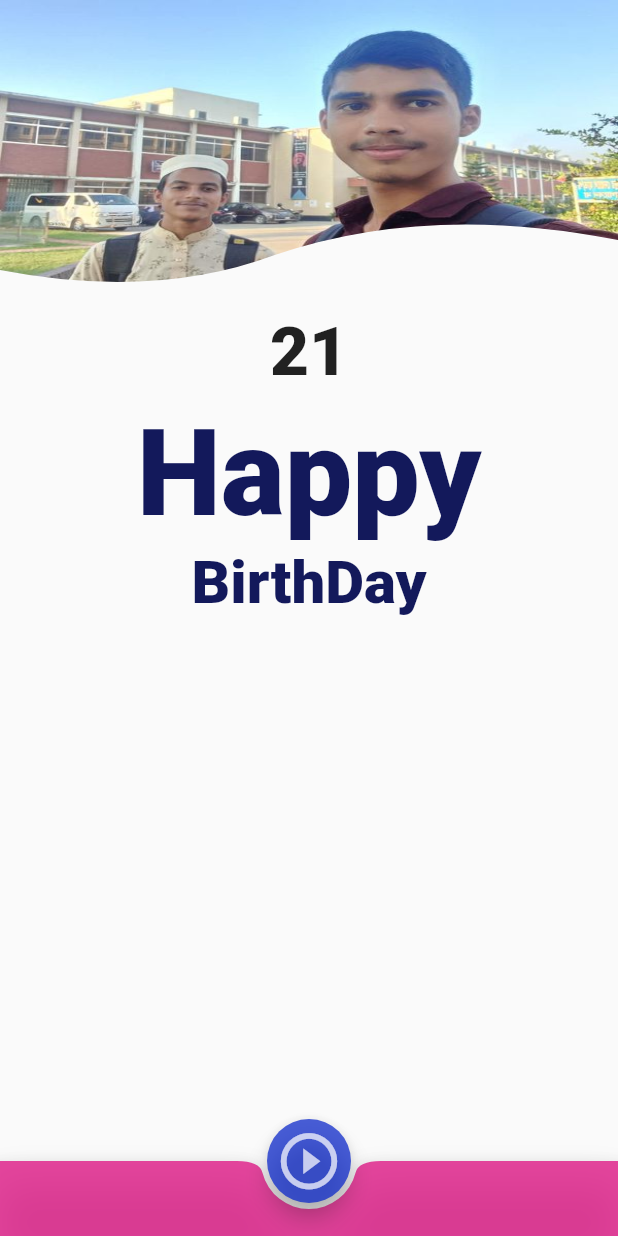
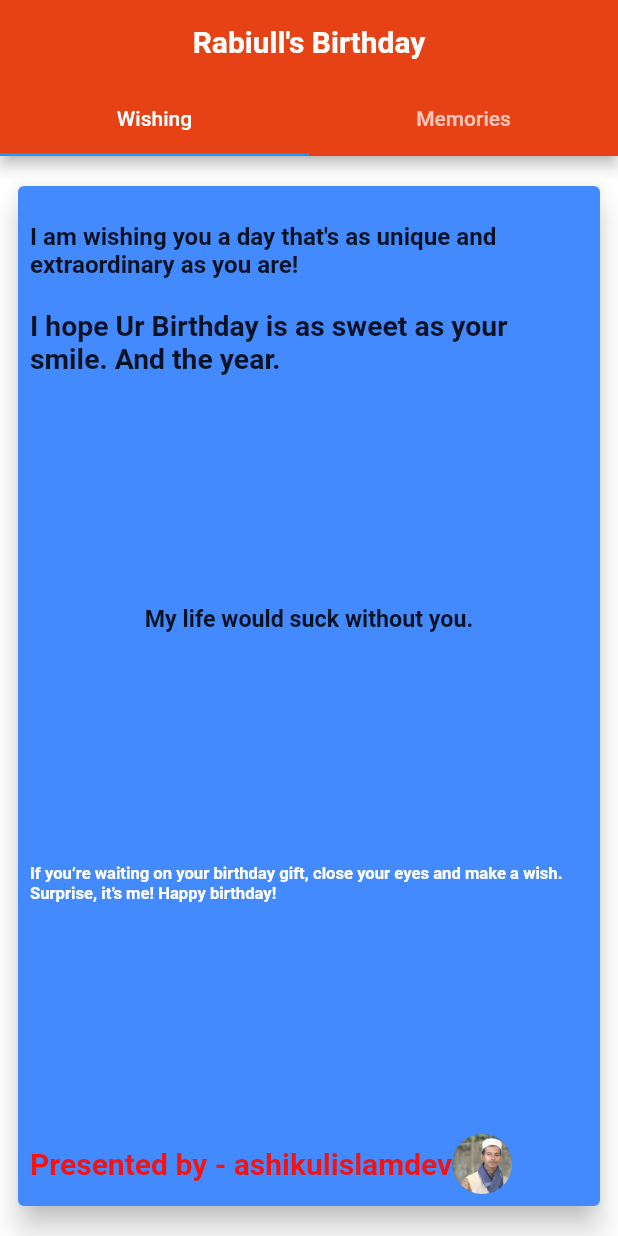
Before and after one commit to ashikulislamdev/birthday_wish_flutter, a Flutter app: the screen it shows after launch, after a tap on the "play circle outline" icon, on a phone screen of 412 x 824 dp. Run offline on Flutter 3.47's test engine with Material 2 defaults, Android fonts, the phone set to English and light mode, and no system bars; our stand-ins replace confetti, flutter_custom_clippers; Roboto replaces fonts that are missing (OleoScript).

Commit message:
almost finished for today

```diff
--- a/lib/main.dart
+++ b/lib/main.dart
@@ -2,8 +2,10 @@ import 'dart:async';
 import 'dart:math';
 
 import 'package:flutter/material.dart';
+import 'package:rabiull_hassan_birthday/second_screen.dart';
 import 'package:flutter_custom_clippers/flutter_custom_clippers.dart' as my_clipper;
 import 'package:confetti/confetti.dart';
+import 'package:rabiull_hassan_birthday/shake_widget.dart';
 
 void main() {
   runApp(const MyApp());
@@ -80,7 +82,7 @@ class _MyHomePageState extends State<MyHomePage> {
       ),
       floatingActionButton: FloatingActionButton(
         onPressed: (){
-          //Navigator.push(context, MaterialPageRoute(builder: (context) => const NextScreen()));
+          Navigator.push(context, MaterialPageRoute(builder: (context) => const SecondScreen()));
         },
         backgroundColor: Color.fromARGB(184, 6, 35, 202),
         tooltip: 'Start Wishing...!',
@@ -147,7 +149,14 @@ class _MyHomePageState extends State<MyHomePage> {
                    Text("Happy",style: TextStyle(color: Color(0xff13195b),fontWeight: FontWeight.w900,fontSize: 80),),
                    SizedBox(height: 2,),
                    Text("BirthDay",style: TextStyle(color: Color(0xff13195b),fontWeight: FontWeight.w900,fontSize: 40),),
-
+                   SizedBox(height: 40,),
+                   ShakeWidget(child: Text(
+                    "Rabiul Hassan.", style: TextStyle(
+                      fontSize: 35,
+                      fontWeight: FontWeight.bold,
+                      color: Color.fromARGB(255, 243, 19, 19),
+                      fontFamily: 'OleoScript'),)
+                    ),
                  ],
                ),
              )
--- /dev/null
+++ b/lib/second_screen.dart
@@ -0,0 +1,134 @@
+import 'package:flutter/material.dart';
+import 'package:rabiull_hassan_birthday/shake_widget.dart';
+
+class SecondScreen extends StatefulWidget {
+  const SecondScreen({super.key});
+
+  @override
+  State<SecondScreen> createState() => _SecondScreenState();
+}
+
+class _SecondScreenState extends State<SecondScreen> {
+  @override
+  Widget build(BuildContext context) {
+    return MaterialApp(
+      home: DefaultTabController(
+        length: 2,
+        child: Scaffold(
+          backgroundColor: Colors.white,
+          appBar: AppBar(
+            backgroundColor: const Color(0xffE64215),
+            centerTitle: true,
+            title: const Text("Rabiull's Birthday", style: TextStyle(fontWeight: FontWeight.bold, color: Colors.white),),
+            bottom: const TabBar(tabs: [
+              Tab(text: "Wishing",),
+              Tab(text: "Memories",),
+            ]),
+          ),
+          body: TabBarView(
+            children: [
+              Padding(
+                padding: const EdgeInsets.fromLTRB(8, 16, 8, 16),
+                child: Card(
+                  elevation: 8,
+                  color: Colors.blueAccent,
+                  child: Padding(
+                    padding: const EdgeInsets.all(8.0),
+                    child: Column(
+                      mainAxisAlignment: MainAxisAlignment.center,
+                      crossAxisAlignment: CrossAxisAlignment.center,
+                      children: [
+
+
+                        const SizedBox(height: 16,),
+
+                        TweenAnimationBuilder(
+                          onEnd: () {
+
+                          },
+                          tween: Tween<double>(begin: 15, end: 20),
+                          duration: const Duration(seconds: 5),
+                          builder: (BuildContext context, double fontSize, Widget? child) {
+                            return Text("I am wishing you a day that's as unique and extraordinary as you are!", style: TextStyle(fontSize: fontSize, fontWeight: FontWeight.bold),);
+                          },
+                        ),
+                        const SizedBox(height: 20,),
+
+                        TweenAnimationBuilder(
+                          onEnd: () {
+
+                          },
+                          tween: Tween<double>(begin: 20, end: 15),
+                          duration: const Duration(seconds: 5),
+                          builder: (BuildContext context, double fontSize, Widget? child) {
+                            return Text("I hope Ur Birthday is as sweet as your smile. And the year.", style: TextStyle(fontSize: fontSize, fontWeight: FontWeight.bold),);
+                          },
+                        ),
+                        const Spacer(),
+                        TweenAnimationBuilder(
+                          onEnd: () {
+
+                          },
+                          tween: Tween<double>(begin: 10, end: 20),
+                          duration: const Duration(seconds: 2),
+                          builder: (BuildContext context, double fontSize, Widget? child) {
+                            return Text("My life would suck without you.", style: TextStyle(fontSize: fontSize, fontWeight: FontWeight.bold),);
+                          },
+                        ),
+                        const Spacer(),
+                        TweenAnimationBuilder(
+                          onEnd: () {
+
+                          },
+                          tween: Tween<double>(begin: 10, end: 20),
+                          duration: const Duration(seconds: 10),
+                          builder: (BuildContext context, double fontSize, Widget? child) {
+                            return Text("If you’re waiting on your birthday gift, close your eyes and make a wish. Surprise, it’s me! Happy birthday!", style: TextStyle(fontSize: fontSize, fontWeight: FontWeight.bold, color: Colors.white),);
+                          },
+                        ),
+                        const Spacer(),
+                        ShakeWidget(
+                          child: Row(
+                            children: const [
+                              Text("Presented by - ashikulislamdev", style: TextStyle(
+                              fontSize: 20,
+                              fontWeight: FontWeight.bold,
+                              color: Color.fromARGB(255, 243, 19, 19),
+                              fontFamily: 'OleoScript'),),
+                              CircleAvatar(
+                                backgroundImage: AssetImage("assets/saun.jpg"),
+                                radius: 20,
+                              )
+                            ],
+                          )
+                        ),
+                      ],
+                    ),
+                  ),
+                ),
+              ),
+              Padding(
+                padding: const EdgeInsets.fromLTRB(8, 16, 8, 16),
+                child: Card(
+                  elevation: 10,
+                    shadowColor: Colors.blueAccent,
+                  child: ListView(
+                    children: const [
+                      Image(image: AssetImage("assets/rabiullhassandev.png"),fit: BoxFit.fitWidth,),
+                      Image(image: AssetImage("assets/rabiull-asikul.jpg"),fit: BoxFit.fitWidth,),
+                      Image(image: AssetImage("assets/image-1.jpg"),fit: BoxFit.fitWidth,),
+                      Image(image: AssetImage("assets/nsda-ctg.jpg"),fit: BoxFit.fitWidth,),
+                      Image(image: AssetImage("assets/image-2.jpg"),fit: BoxFit.fitWidth,),
+                      Image(image: AssetImage("assets/tambonile.png"),fit: BoxFit.fitWidth,),
+                      Image(image: AssetImage("assets/image-3.jpg"),fit: BoxFit.fitWidth,),
+                    ],
+                  ),
+                ),
+              ),
+            ]
+          ),
+        )
+      ),
+    );
+  }
+}
--- /dev/null
+++ b/lib/shake_widget.dart
@@ -0,0 +1,61 @@
+import 'package:flutter/material.dart';
+
+class ShakeWidget extends StatefulWidget {
+  const ShakeWidget({
+    Key? key,
+    this.duration = const Duration(milliseconds: 1000),
+    this.deltaX = 20,
+    this.curve = Curves.bounceOut,
+    @required this.child,
+  }) : super(key: key);
+
+  final Duration duration;
+  final double deltaX;
+  final Widget? child;
+  final Curve curve;
+
+  @override
+  _ShakeWidgetState createState() => _ShakeWidgetState();
+}
+
+class _ShakeWidgetState extends State<ShakeWidget>
+    with SingleTickerProviderStateMixin {
+  AnimationController? controller;
+
+  @override
+  void initState() {
+    super.initState();
+    controller = AnimationController(
+      duration: widget.duration,
+      vsync: this,
+    )
+      ..forward()
+      ..addListener(() {
+        if (controller!.isCompleted) {
+          controller!.repeat();
+        }
+      });
+  }
+
+  @override
+  void dispose() {
+    controller!.dispose();
+    super.dispose();
+  }
+
+  /// convert 0-1 to 0-1-0
+  double shake(double value) =>
+      2 * (0.5 - (0.5 - widget.curve.transform(value)).abs());
+
+  @override
+  Widget build(BuildContext context) {
+    return AnimatedBuilder(
+      animation: controller!,
+      builder: (context, child) => Transform.translate(
+        offset: Offset(widget.deltaX * shake(controller!.value), 0),
+        child: child,
+      ),
+      child: widget.child,
+    );
+  }
+}
```
